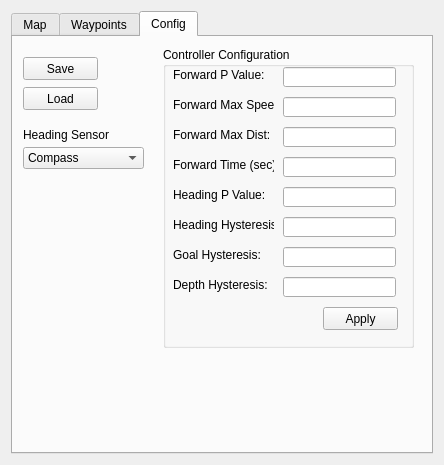
Old version of the form Hanse/Module_Navigation/form_navigation.ui in the repository iti-luebeck/HANSE2011.
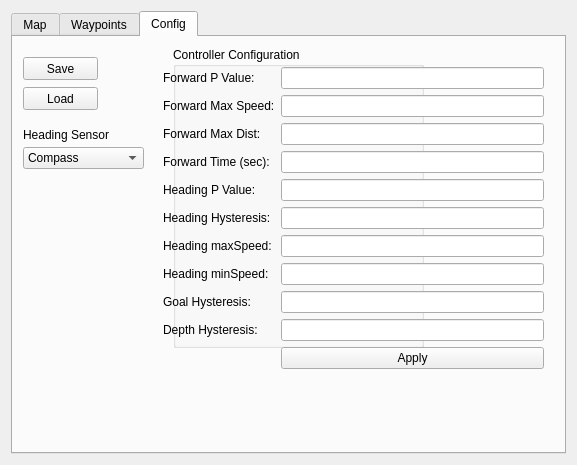
New version of the form. Custom widgets are drawn as their Qt base class.

Commit message: scale option for maps, set max and min rotation speed for navigation

Patch:
```diff
--- a/Hanse/Module_Navigation/form_navigation.ui
+++ b/Hanse/Module_Navigation/form_navigation.ui
@@ -6,7 +6,7 @@
    <rect>
     <x>0</x>
     <y>0</y>
-    <width>444</width>
+    <width>577</width>
     <height>465</height>
    </rect>
   </property>
@@ -132,7 +132,7 @@
       <widget class="QGroupBox" name="groupBox">
        <property name="geometry">
         <rect>
-         <x>150</x>
+         <x>160</x>
          <y>10</y>
          <width>251</width>
          <height>301</height>
@@ -141,206 +141,6 @@
        <property name="title">
         <string>Controller Configuration</string>
        </property>
-       <widget class="QPushButton" name="applyButton">
-        <property name="geometry">
-         <rect>
-          <x>160</x>
-          <y>260</y>
-          <width>75</width>
-          <height>23</height>
-         </rect>
-        </property>
-        <property name="text">
-         <string>Apply</string>
-        </property>
-       </widget>
-       <widget class="QLineEdit" name="depthHysteresisEdit">
-        <property name="geometry">
-         <rect>
-          <x>120</x>
-          <y>230</y>
-          <width>113</width>
-          <height>20</height>
-         </rect>
-        </property>
-       </widget>
-       <widget class="QLineEdit" name="headingPEdit">
-        <property name="geometry">
-         <rect>
-          <x>120</x>
-          <y>140</y>
-          <width>113</width>
-          <height>20</height>
-         </rect>
-        </property>
-       </widget>
-       <widget class="QLabel" name="label_5">
-        <property name="geometry">
-         <rect>
-          <x>10</x>
-          <y>110</y>
-          <width>101</width>
-          <height>16</height>
-         </rect>
-        </property>
-        <property name="text">
-         <string>Forward Time (sec):</string>
-        </property>
-       </widget>
-       <widget class="QLineEdit" name="headingHysteresisEdit">
-        <property name="geometry">
-         <rect>
-          <x>120</x>
-          <y>170</y>
-          <width>113</width>
-          <height>20</height>
-         </rect>
-        </property>
-       </widget>
-       <widget class="QLabel" name="label_2">
-        <property name="geometry">
-         <rect>
-          <x>10</x>
-          <y>140</y>
-          <width>101</width>
-          <height>16</height>
-         </rect>
-        </property>
-        <property name="text">
-         <string>Heading P Value:</string>
-        </property>
-       </widget>
-       <widget class="QLineEdit" name="forwardTimeEdit">
-        <property name="geometry">
-         <rect>
-          <x>120</x>
-          <y>110</y>
-          <width>113</width>
-          <height>20</height>
-         </rect>
-        </property>
-       </widget>
-       <widget class="QLabel" name="label_4">
-        <property name="geometry">
-         <rect>
-          <x>10</x>
-          <y>200</y>
-          <width>101</width>
-          <height>16</height>
-         </rect>
-        </property>
-        <property name="text">
-         <string>Goal Hysteresis:</string>
-        </property>
-       </widget>
-       <widget class="QLineEdit" name="goalHysteresisEdit">
-        <property name="geometry">
-         <rect>
-          <x>120</x>
-          <y>200</y>
-          <width>113</width>
-          <height>20</height>
-         </rect>
-        </property>
-       </widget>
-       <widget class="QLabel" name="label_6">
-        <property name="geometry">
-         <rect>
-          <x>10</x>
-          <y>230</y>
-          <width>101</width>
-          <height>16</height>
-         </rect>
-        </property>
-        <property name="text">
-         <string>Depth Hysteresis:</string>
-        </property>
-       </widget>
-       <widget class="QLabel" name="label">
-        <property name="geometry">
-         <rect>
-          <x>10</x>
-          <y>20</y>
-          <width>101</width>
-          <height>16</height>
-         </rect>
-        </property>
-        <property name="text">
-         <string>Forward P Value:</string>
-        </property>
-       </widget>
-       <widget class="QLineEdit" name="forwardSpeedEdit">
-        <property name="geometry">
-         <rect>
-          <x>120</x>
-          <y>20</y>
-          <width>113</width>
-          <height>20</height>
-         </rect>
-        </property>
-       </widget>
-       <widget class="QLabel" name="label_3">
-        <property name="geometry">
-         <rect>
-          <x>10</x>
-          <y>170</y>
-          <width>101</width>
-          <height>16</height>
-         </rect>
-        </property>
-        <property name="text">
-         <string>Heading Hysteresis:</string>
-        </property>
-       </widget>
-       <widget class="QLabel" name="label_8">
-        <property name="geometry">
-         <rect>
-          <x>10</x>
-          <y>80</y>
-          <width>101</width>
-          <height>16</height>
-         </rect>
-        </property>
-        <property name="text">
-         <string>Forward Max Dist:</string>
-        </property>
-       </widget>
-       <widget class="QLineEdit" name="forwardMaxDistEdit">
-        <property name="geometry">
-         <rect>
-          <x>120</x>
-          <y>80</y>
-          <width>113</width>
-          <height>20</height>
-         </rect>
-        </property>
-       </widget>
-       <widget class="QLabel" name="label_9">
-        <property name="geometry">
-         <rect>
-          <x>10</x>
-          <y>50</y>
-          <width>101</width>
-          <height>16</height>
-         </rect>
-        </property>
-        <property name="text">
-         <string>Forward Max Speed:</string>
-        </property>
-       </widget>
-       <widget class="QLineEdit" name="forwardMaxSpeedEdit">
-        <property name="geometry">
-         <rect>
-          <x>120</x>
-          <y>50</y>
-          <width>113</width>
-          <height>20</height>
-         </rect>
-        </property>
-        <property name="text">
-         <string/>
-        </property>
-       </widget>
       </widget>
       <widget class="QComboBox" name="headingBox">
        <property name="geometry">
@@ -380,6 +180,129 @@
         <string>Heading Sensor</string>
        </property>
       </widget>
+      <widget class="QWidget" name="formLayoutWidget">
+       <property name="geometry">
+        <rect>
+         <x>150</x>
+         <y>30</y>
+         <width>381</width>
+         <height>359</height>
+        </rect>
+       </property>
+       <layout class="QFormLayout" name="formLayout">
+        <item row="0" column="0">
+         <widget class="QLabel" name="label">
+          <property name="text">
+           <string>Forward P Value:</string>
+          </property>
+         </widget>
+        </item>
+        <item row="0" column="1">
+         <widget class="QLineEdit" name="forwardSpeedEdit"/>
+        </item>
+        <item row="1" column="0">
+         <widget class="QLabel" name="label_9">
+          <property name="text">
+           <string>Forward Max Speed:</string>
+          </property>
+         </widget>
+        </item>
+        <item row="1" column="1">
+         <widget class="QLineEdit" name="forwardMaxSpeedEdit">
+          <property name="text">
+           <string/>
+          </property>
+         </widget>
+        </item>
+        <item row="2" column="0">
+         <widget class="QLabel" name="label_8">
+          <property name="text">
+           <string>Forward Max Dist:</string>
+          </property>
+         </widget>
+        </item>
+        <item row="2" column="1">
+         <widget class="QLineEdit" name="forwardMaxDistEdit"/>
+        </item>
+        <item row="3" column="0">
+         <widget class="QLabel" name="label_5">
+          <property name="text">
+           <string>Forward Time (sec):</string>
+          </property>
+         </widget>
+        </item>
+        <item row="3" column="1">
+         <widget class="QLineEdit" name="forwardTimeEdit"/>
+        </item>
+        <item row="4" column="0">
+         <widget class="QLabel" name="label_2">
+          <property name="text">
+           <string>Heading P Value:</string>
+          </property>
+         </widget>
+        </item>
+        <item row="4" column="1">
+         <widget class="QLineEdit" name="headingPEdit"/>
+        </item>
+        <item row="5" column="0">
+         <widget class="QLabel" name="label_3">
+          <property name="text">
+           <string>Heading Hysteresis:</string>
+          </property>
+         </widget>
+        </item>
+        <item row="5" column="1">
+         <widget class="QLineEdit" name="headingHysteresisEdit"/>
+        </item>
+        <item row="8" column="0">
+         <widget class="QLabel" name="label_4">
+          <property name="text">
+           <string>Goal Hysteresis:</string>
+          </property>
+         </widget>
+        </item>
+        <item row="8" column="1">
+         <widget class="QLineEdit" name="goalHysteresisEdit"/>
+        </item>
+        <item row="9" column="0">
+         <widget class="QLabel" name="label_6">
+          <property name="text">
+           <string>Depth Hysteresis:</string>
+          </property>
+         </widget>
+        </item>
+        <item row="9" column="1">
+         <widget class="QLineEdit" name="depthHysteresisEdit"/>
+        </item>
+        <item row="10" column="1">
+         <widget class="QPushButton" name="applyButton">
+          <property name="text">
+           <string>Apply</string>
+          </property>
+         </widget>
+        </item>
+        <item row="6" column="0">
+         <widget class="QLabel" name="label_10">
+          <property name="text">
+           <string>Heading maxSpeed:</string>
+          </property>
+         </widget>
+        </item>
+        <item row="6" column="1">
+         <widget class="QLineEdit" name="maxAngularSpeed"/>
+        </item>
+        <item row="7" column="0">
+         <widget class="QLabel" name="label_11">
+          <property name="text">
+           <string>Heading minSpeed:</string>
+          </property>
+         </widget>
+        </item>
+        <item row="7" column="1">
+         <widget class="QLineEdit" name="minAngularSpeed"/>
+        </item>
+       </layout>
+      </widget>
      </widget>
     </widget>
    </item>
```
The commit also changes 4 other files.
